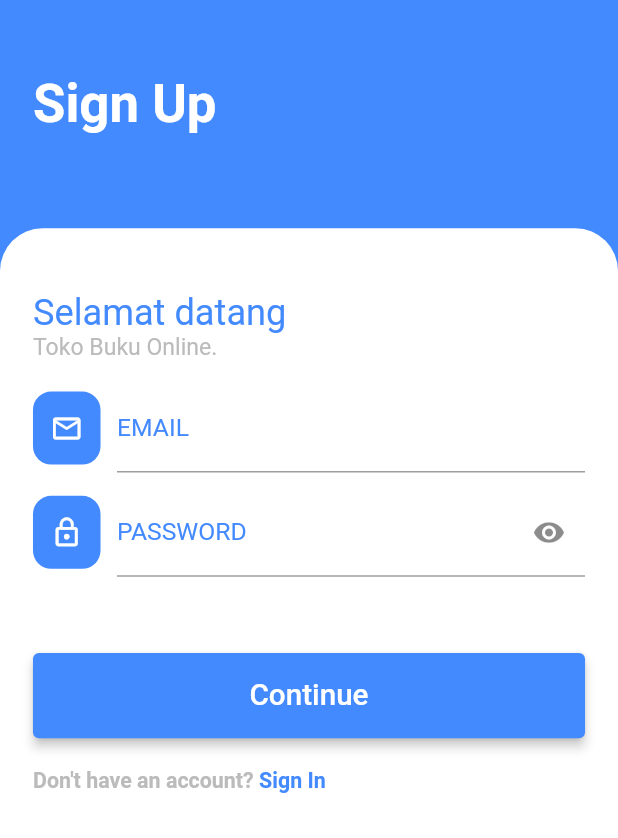
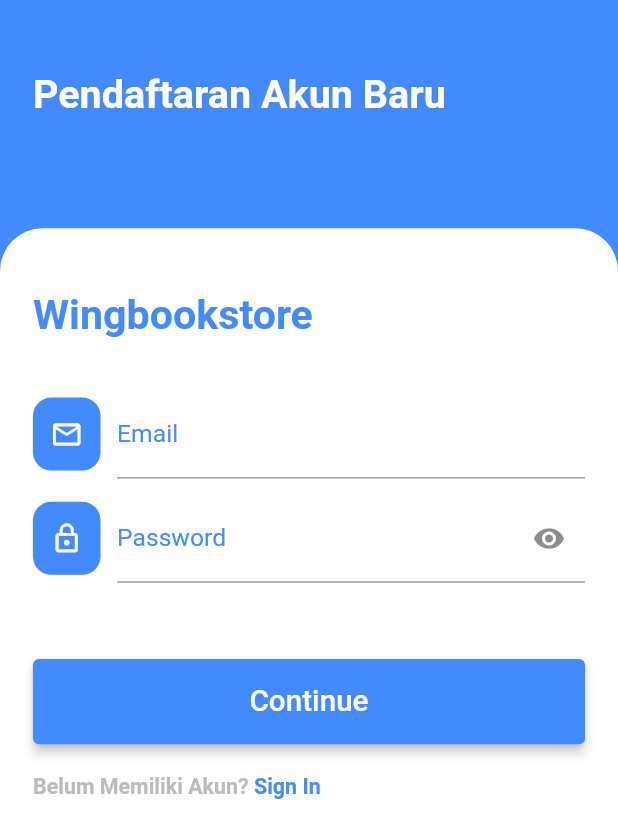
Before and after one commit to fadelha123/Wingbookstore, a Flutter app: the screen it shows after launch, after a tap on "Sign Up", on a phone screen of 412 x 824 dp. Shown: the top 838 px of the screen. Run offline on Flutter 3.47's test engine with Material 2 defaults, Android fonts, the phone set to English and light mode, and no system bars; our stand-ins replace carousel_slider, cloud_firestore, dots_indicator, firebase_auth, firebase_core, flutter_screenutil and 2 more; accounts and stored records are empty; network calls fail.

Commit message:
tiga commit

```diff
--- a/lib/screen/login_screen.dart
+++ b/lib/screen/login_screen.dart
@@ -66,10 +66,10 @@
                       ),
                     ),
                     Text(
-                      "Sign In",
+                      "Selamat Datang Kembali",
                       style: TextStyle(
-                          fontSize: 32.sp,
-                          color: Colors.white,
+                          fontSize: 30.sp,
+                          color: Color.fromARGB(255, 255, 255, 255),
                           fontWeight: FontWeight.bold),
                     ),
                   ],
@@ -96,18 +96,12 @@
                         SizedBox(
                           height: 20.h,
                         ),
-                        Text(
-                          "Selamat datang",
-                          style: TextStyle(
-                              fontSize: 22.sp, color: AppColors.blue_accent),
-                        ),
-                        Text(
-                          "Toko Buku Online.",
-                          style: TextStyle(
-                            fontSize: 14.sp,
-                            color: Color(0xFFBBBBBB),
-                          ),
-                        ),
+                        Text("Wingbookstore",
+                            style: TextStyle(
+                                fontSize: 25.sp,
+                                color: Color(0xFF448AFF),
+                                fontWeight: FontWeight.bold)),
+
                         SizedBox(
                           height: 15.h,
                         ),
@@ -139,10 +133,10 @@
                                     fontSize: 14.sp,
                                     color: Color(0xFF414041),
                                   ),
-                                  labelText: 'EMAIL',
+                                  labelText: 'Email',
                                   labelStyle: TextStyle(
                                     fontSize: 15.sp,
-                                    color: AppColors.blue_accent,
+                                    color: Color.fromARGB(255, 0, 0, 0),
                                   ),
                                 ),
                               ),
@@ -181,10 +175,10 @@
                                     fontSize: 14.sp,
                                     color: Color(0xFF414041),
                                   ),
-                                  labelText: 'PASSWORD',
+                                  labelText: 'Password',
                                   labelStyle: TextStyle(
                                     fontSize: 15.sp,
-                                    color: AppColors.blue_accent,
+                                    color: Color.fromARGB(255, 0, 0, 0),
                                   ),
                                   suffixIcon: _obscureText == true
                                       ? IconButton(
@@ -229,7 +223,7 @@
                         Wrap(
                           children: [
                             Text(
-                              "Don't have an account?",
+                              "Belum Memiliki Akun?",
                               style: TextStyle(
                                 fontSize: 13.sp,
                                 fontWeight: FontWeight.w600,
--- a/lib/screen/registration_screen.dart
+++ b/lib/screen/registration_screen.dart
@@ -27,13 +27,13 @@
       if (authCredential.uid.isNotEmpty) {
         Navigator.push(context, CupertinoPageRoute(builder: (_) => UserForm()));
       } else {
-        Fluttertoast.showToast(msg: "Something is wrong");
+        Fluttertoast.showToast(msg: "Terjadi Kesalahan");
       }
     } on FirebaseAuthException catch (e) {
       if (e.code == 'weak-password') {
         Fluttertoast.showToast(msg: "Password yang diberikan terlalu lemah.");
       } else if (e.code == 'email-already-in-use') {
-        Fluttertoast.showToast(msg: "Akun sudah ada untuk email itu.");
+        Fluttertoast.showToast(msg: "Akun Sudah Ada Untuk Email Tersebut.");
       }
     } catch (e) {
       print(e);
@@ -64,9 +64,9 @@
                       ),
                     ),
                     Text(
-                      "Sign Up",
+                      "Pendaftaran Akun Baru",
                       style: TextStyle(
-                          fontSize: 32.sp,
+                          fontSize: 24.sp,
                           color: Colors.white,
                           fontWeight: FontWeight.bold),
                     ),
@@ -94,13 +94,14 @@
                         SizedBox(
                           height: 20.h,
                         ),
+                        Text("Wingbookstore",
+                            style: TextStyle(
+                                fontSize: 25.sp,
+                                color: Color(0xFF448AFF),
+                                fontWeight: FontWeight.bold)),
+
                         Text(
-                          "Selamat datang",
-                          style: TextStyle(
-                              fontSize: 22.sp, color: AppColors.blue_accent),
-                        ),
-                        Text(
-                          "Toko Buku Online.",
+                          "",
                           style: TextStyle(
                             fontSize: 14.sp,
                             color: Color(0xFFBBBBBB),
@@ -137,7 +138,7 @@
                                     fontSize: 14.sp,
                                     color: Color(0xFF414041),
                                   ),
-                                  labelText: 'EMAIL',
+                                  labelText: 'Email',
                                   labelStyle: TextStyle(
                                     fontSize: 15.sp,
                                     color: AppColors.blue_accent,
@@ -179,7 +180,7 @@
                                     fontSize: 14.sp,
                                     color: Color(0xFF414041),
                                   ),
-                                  labelText: 'PASSWORD',
+                                  labelText: 'Password',
                                   labelStyle: TextStyle(
                                     fontSize: 15.sp,
                                     color: AppColors.blue_accent,
@@ -239,7 +240,7 @@
                         Wrap(
                           children: [
                             Text(
-                              "Don't have an account?",
+                              "Belum Memiliki Akun?",
                               style: TextStyle(
                                 fontSize: 13.sp,
                                 fontWeight: FontWeight.w600,
--- a/lib/screen/splash_screen.dart
+++ b/lib/screen/splash_screen.dart
@@ -25,27 +25,19 @@
   Widget build(BuildContext context) {
     return Scaffold(
       backgroundColor: AppColors.blue_accent,
-      body: SafeArea(
-        child: Center(
-          child: Column(
-            mainAxisAlignment: MainAxisAlignment.center,
-            crossAxisAlignment: CrossAxisAlignment.center,
-            children: [
-              Text(
-                "Toko Buku Online",
-                style: TextStyle(
-                    color: Colors.white,
-                    fontWeight: FontWeight.bold,
-                    fontSize: 44.sp),
+      body: Center(
+        child: Column(
+          mainAxisAlignment: MainAxisAlignment.center,
+          children: <Widget>[
+            Container(
+              child: Image.asset(
+                'images/splashScreen.png',
+                width: 350,
               ),
-              SizedBox(
-                height: 20.h,
-              ),
-              CircularProgressIndicator(
-                color: Colors.white,
-              ),
-            ],
-          ),
+            ),
+            Padding(padding: EdgeInsets.only(top: 20.0)),
+            CircularProgressIndicator()
+          ],
         ),
       ),
     );
--- a/pubspec.yaml
+++ b/pubspec.yaml
@@ -67,7 +67,8 @@
   uses-material-design: true
 
   # To add assets to your application, add an assets section, like this:
-  # assets:
+  assets:
+  - images/
   #   - images/a_dot_burr.jpeg
   #   - images/a_dot_ham.jpeg
 
```
Also changed, not shown: lib/screen/bottom_nav_pages/home.dart (+150 -50 lines), lib/screen/product_details_screen.dart (added, +165 -0 lines), lib/screen/search_screen.dart (added, +73 -0 lines), images/splashScreen.png (added).
